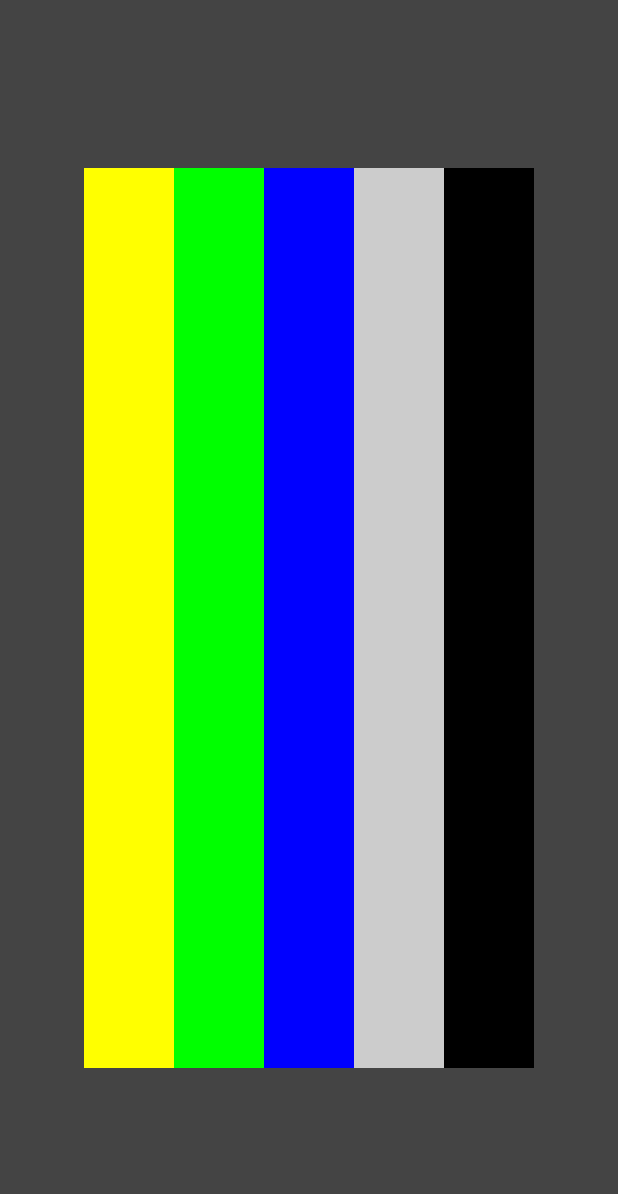
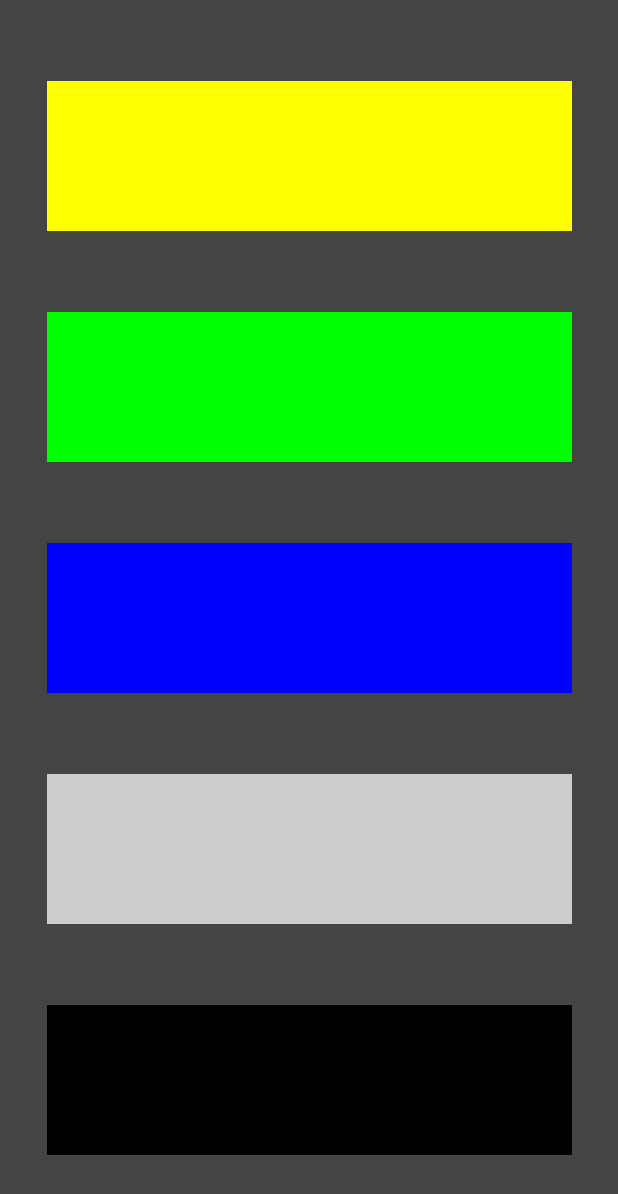
Before and after one commit to yagmurerdogan/Jetpack-Compose-Course, an Android app built with Jetpack Compose: the screen it shows after launch (MainActivity), on a phone screen of 412 x 824 dp. Shown: the top 1194 px of the screen. Run offline under Robolectric (Android 15) with nearby library versions, the phone set to English and light mode, and no system bars.

Commit message:
Create column composable example

```diff
--- a/MyApplication/app/src/main/java/com/yagmurerdogan/corecomposeapplication/MainActivity.kt
+++ b/MyApplication/app/src/main/java/com/yagmurerdogan/corecomposeapplication/MainActivity.kt
@@ -30,29 +30,27 @@ fun MainScreen() {
         color = Color.DarkGray,
         modifier = Modifier.fillMaxSize()
     ) {
-        Row(
+        Column(
             modifier = Modifier.fillMaxSize(),
-            horizontalArrangement = Arrangement.Center,
-            verticalAlignment = Alignment.CenterVertically
+            verticalArrangement = Arrangement.SpaceEvenly,
+            horizontalAlignment = Alignment.CenterHorizontally
         ) {
-            HorizontalColoredBar(color = Color.Yellow, height = 600.dp, width = 60.dp)
-            HorizontalColoredBar(color = Color.Green, height = 600.dp, width = 60.dp)
-            HorizontalColoredBar(color = Color.Blue, height = 600.dp, width = 60.dp)
-            HorizontalColoredBar(color = Color.LightGray, height = 600.dp, width = 60.dp)
-            HorizontalColoredBar(color = Color.Black, height = 600.dp, width = 60.dp)
-
+            HorizontalColoredBar(color = Color.Yellow)
+            HorizontalColoredBar(color = Color.Green)
+            HorizontalColoredBar(color = Color.Blue)
+            HorizontalColoredBar(color = Color.LightGray)
+            HorizontalColoredBar(color = Color.Black)
         }
-
     }
 }
 
 @Composable
-fun HorizontalColoredBar(color: Color, height: Dp, width: Dp) {
+fun HorizontalColoredBar(color: Color) {
     Surface(
         color = color,
         modifier = Modifier
-            .height(height)
-            .width(width)
+            .height(100.dp)
+            .width(350.dp)
     ) { }
 }
 
```
